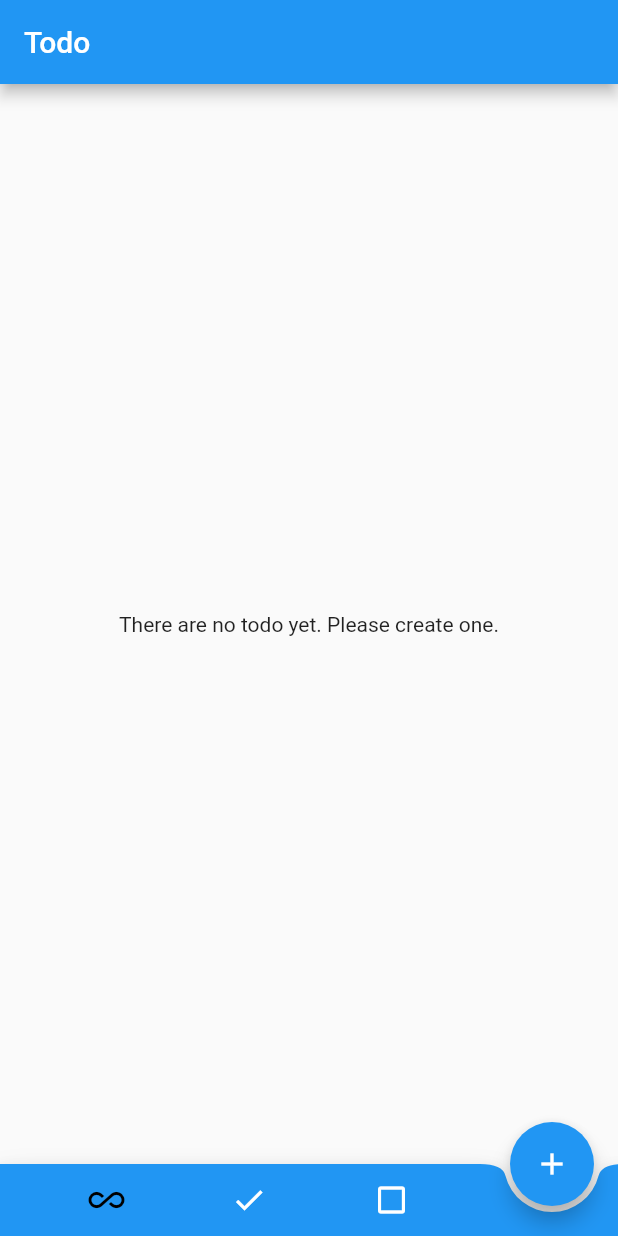
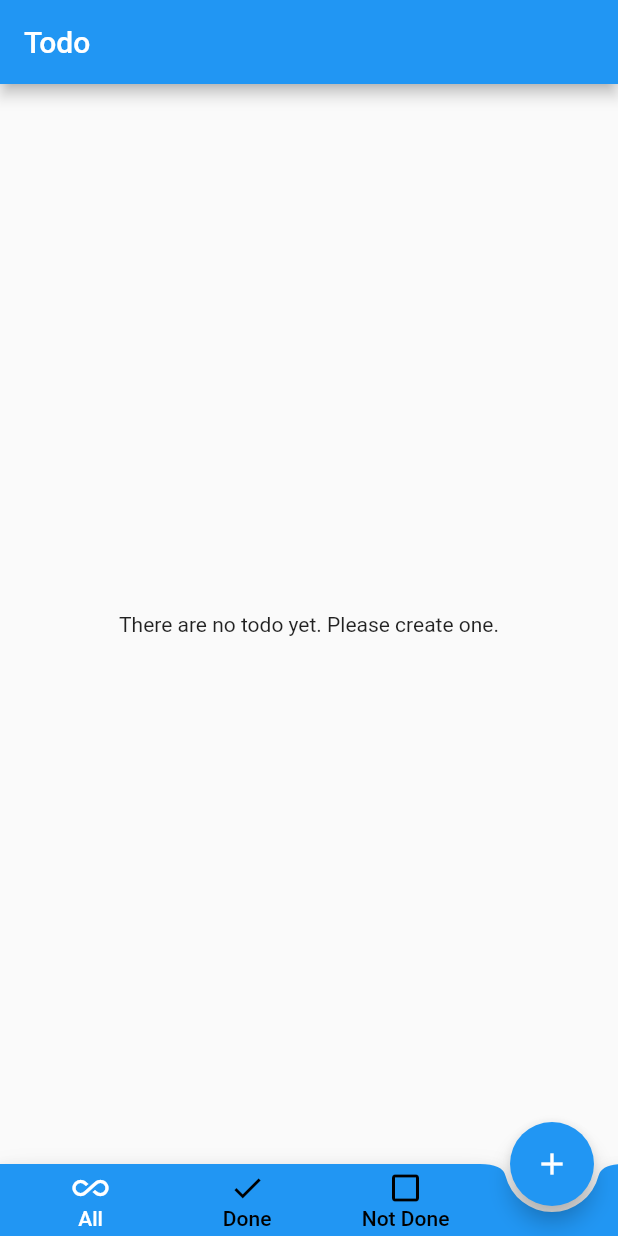
Before and after one commit to kostiadovhyi/Flutter_ToDo, a Flutter app: the screen it shows after launch, on a phone screen of 412 x 824 dp. Run offline on Flutter 3.47's test engine with Material 2 defaults, Android fonts, the phone set to English and light mode, and no system bars; statements that could not run were skipped.

Commit message:
Use FlatButton to display icon & text

```diff
--- a/lib/pages/todo/todo_list_page.dart
+++ b/lib/pages/todo/todo_list_page.dart
@@ -44,32 +44,85 @@ class _TodoListPageState extends State<TodoListPage> {
             },
           ),
           bottomNavigationBar: BottomAppBar(
-            child: new Row(
+            child: Row(
               mainAxisSize: MainAxisSize.max,
               mainAxisAlignment: MainAxisAlignment.spaceBetween,
               children: <Widget>[
                 SizedBox(),
-                IconButton(
-                  icon: Icon(Icons.all_inclusive),
-                  color:
-                      model.filter == Filter.All ? Colors.black : Colors.white,
+                FlatButton(
+                  child: Container(
+                    child: Column(
+                      mainAxisSize: MainAxisSize.min,
+                      children: <Widget>[
+                        Icon(
+                          Icons.all_inclusive,
+                          color: model.filter == Filter.All
+                              ? Colors.white
+                              : Colors.black,
+                        ),
+                        Text(
+                          'All',
+                          style: TextStyle(
+                            color: model.filter == Filter.All
+                                ? Colors.white
+                                : Colors.black,
+                          ),
+                        )
+                      ],
+                    ),
+                  ),
                   onPressed: () {
                     model.applyFilter(Filter.All);
                   },
                 ),
-                IconButton(
-                  icon: Icon(Icons.check),
-                  color:
-                      model.filter == Filter.Done ? Colors.black : Colors.white,
+                FlatButton(
+                  child: Container(
+                    child: Column(
+                      mainAxisSize: MainAxisSize.min,
+                      children: <Widget>[
+                        Icon(
+                          Icons.check,
+                          color: model.filter == Filter.Done
+                              ? Colors.white
+                              : Colors.black,
+                        ),
+                        Text(
+                          'Done',
+                          style: TextStyle(
+                            color: model.filter == Filter.Done
+                                ? Colors.white
+                                : Colors.black,
+                          ),
+                        )
+                      ],
+                    ),
+                  ),
                   onPressed: () {
                     model.applyFilter(Filter.Done);
                   },
                 ),
-                IconButton(
-                  icon: Icon(Icons.check_box_outline_blank),
-                  color: model.filter == Filter.NotDone
-                      ? Colors.black
-                      : Colors.white,
+                FlatButton(
+                  child: Container(
+                    child: Column(
+                      mainAxisSize: MainAxisSize.min,
+                      children: <Widget>[
+                        Icon(
+                          Icons.check_box_outline_blank,
+                          color: model.filter == Filter.NotDone
+                              ? Colors.white
+                              : Colors.black,
+                        ),
+                        Text(
+                          'Not Done',
+                          style: TextStyle(
+                            color: model.filter == Filter.NotDone
+                                ? Colors.white
+                                : Colors.black,
+                          ),
+                        )
+                      ],
+                    ),
+                  ),
                   onPressed: () {
                     model.applyFilter(Filter.NotDone);
                   },
```
